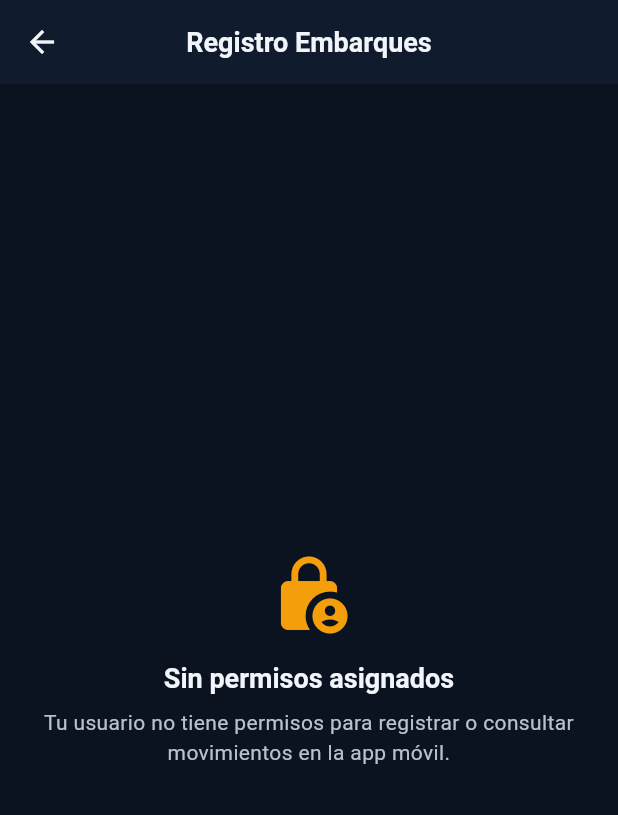
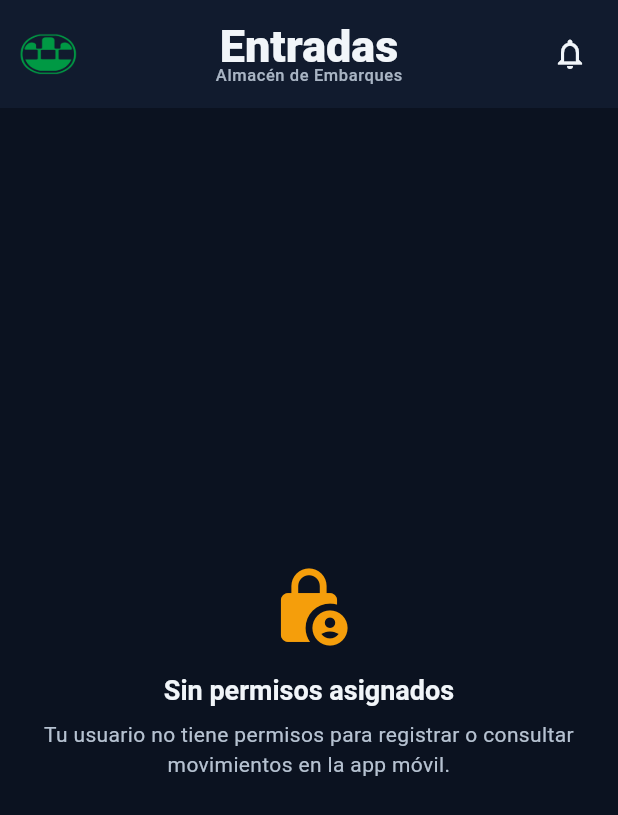
Before and after one commit to ChaiGmzR/RegistroEntradasEmbarques, a Flutter app: the _NoPermissionsTab screen opened directly, on a phone screen of 412 x 824 dp. Shown: the top 815 px of the screen. Run offline on Flutter 3.47's test engine with Material 3 defaults, Android fonts, the light colour scheme and no system bars; our stand-ins replace open_filex, permission_handler, shared_preferences; accounts and stored records are empty; network calls fail.

Commit message:
Release v1.2.4 - QR parser multilinea y header actualizado

```diff
--- a/lib/core/config/update_config.dart
+++ b/lib/core/config/update_config.dart
@@ -7,7 +7,7 @@ class UpdateConfig {
   static const String repoName = 'RegistroEntradasEmbarques';
 
   /// Version actual de la aplicacion (debe coincidir con pubspec.yaml)
-  static const String currentVersion = '1.2.3';
+  static const String currentVersion = '1.2.4';
 
   /// URL de la API de GitHub para obtener el ultimo release
   static String get latestReleaseUrl =>
--- a/lib/core/constants/app_constants.dart
+++ b/lib/core/constants/app_constants.dart
@@ -1,7 +1,7 @@
 /// Constantes de la aplicacion.
 abstract class AppConstants {
   static const String appName = 'Registro Embarques';
-  static const String appVersion = '1.2.3'; // Debe coincidir con UpdateConfig.currentVersion
+  static const String appVersion = '1.2.4'; // Debe coincidir con UpdateConfig.currentVersion
   static const String appDescription =
       'Registro de entradas de productos al almacen de embarques';
 
--- a/lib/core/utils/shipping_qr_parser.dart
+++ b/lib/core/utils/shipping_qr_parser.dart
@@ -36,6 +36,11 @@ abstract final class ShippingQrParser {
 
   static final RegExp _directPartNumberFormat = RegExp(
     r'\b(EBR[A-Z0-9]+)\b',
+    caseSensitive: false,
+  );
+
+  static final RegExp _fullDirectPartNumberFormat = RegExp(
+    r'^(?=.*\d)[A-Z]{2,}[A-Z0-9-]{4,}$',
     caseSensitive: false,
   );
 
@@ -88,6 +93,15 @@ abstract final class ShippingQrParser {
       );
     }
 
+    final fullDirectPartNumberMatch =
+        _fullDirectPartNumberFormat.firstMatch(normalizedValue);
+    if (fullDirectPartNumberMatch != null) {
+      return ShippingQrData(
+        rawValue: normalizedValue,
+        partNumber: fullDirectPartNumberMatch.group(0)!.toUpperCase(),
+      );
+    }
+
     return null;
   }
 
--- a/lib/features/home/home_screen.dart
+++ b/lib/features/home/home_screen.dart
@@ -299,27 +299,10 @@ class _DashboardTabState extends State<_DashboardTab> {
 
     return Scaffold(
       appBar: AppBar(
-        title: Row(
-          mainAxisSize: MainAxisSize.min,
-          children: [
-            Icon(
-              Icons.warehouse_rounded,
-              size: 22,
-              color: isDark ? AppColors.darkPrimary : AppColors.lightPrimary,
-            ),
-            const SizedBox(width: 8),
-            const Text('Registro Embarques'),
-          ],
-        ),
-        actions: [
-          // Indicador de conexión compacto
-          const ConnectionIndicator(compact: true),
-          const SizedBox(width: 8),
-          IconButton(
-            icon: const Icon(Icons.notifications_outlined),
-            onPressed: () {},
-          ),
-        ],
+        toolbarHeight: 72,
+        automaticallyImplyLeading: false,
+        titleSpacing: 0,
+        title: const _EntriesHeaderBar(),
       ),
       body: RefreshIndicator(
         onRefresh: _onRefresh,
@@ -410,7 +393,10 @@ class _NoPermissionsTab extends StatelessWidget {
 
     return Scaffold(
       appBar: AppBar(
-        title: const Text('Registro Embarques'),
+        toolbarHeight: 72,
+        automaticallyImplyLeading: false,
+        titleSpacing: 0,
+        title: const _EntriesHeaderBar(),
       ),
       body: Center(
         child: Padding(
@@ -439,6 +425,103 @@ class _NoPermissionsTab extends StatelessWidget {
           ),
         ),
       ),
+    );
+  }
+}
+
+class _EntriesHeaderBar extends StatelessWidget {
+  const _EntriesHeaderBar();
+
+  @override
+  Widget build(BuildContext context) {
+    return SizedBox(
+      height: 72,
+      child: Padding(
+        padding: const EdgeInsets.symmetric(horizontal: 12),
+        child: Stack(
+          children: [
+            const Align(
+              alignment: Alignment.centerLeft,
+              child: _EntriesHeaderLogo(),
+            ),
+            const Positioned.fill(
+              child: Center(
+                child: Padding(
+                  padding: EdgeInsets.symmetric(horizontal: 72),
+                  child: _EntriesHeaderBrand(),
+                ),
+              ),
+            ),
+            Align(
+              alignment: Alignment.centerRight,
+              child: Row(
+                mainAxisSize: MainAxisSize.min,
+                children: [
+                  const ConnectionIndicator(compact: true),
+                  IconButton(
+                    visualDensity: VisualDensity.compact,
+                    onPressed: () {},
+                    icon: const Icon(Icons.notifications_outlined),
+                  ),
+                ],
+              ),
+            ),
+          ],
+        ),
+      ),
+    );
+  }
+}
+
+class _EntriesHeaderLogo extends StatelessWidget {
+  const _EntriesHeaderLogo();
+
+  @override
+  Widget build(BuildContext context) {
+    return Image.asset(
+      'LOGO.png',
+      height: 28,
+      fit: BoxFit.contain,
+    );
+  }
+}
+
+class _EntriesHeaderBrand extends StatelessWidget {
+  const _EntriesHeaderBrand();
+
+  @override
+  Widget build(BuildContext context) {
+    final theme = Theme.of(context);
+
+    return Column(
+      mainAxisSize: MainAxisSize.min,
+      crossAxisAlignment: CrossAxisAlignment.center,
+      children: [
+        Text(
+          'Entradas',
+          maxLines: 1,
+          overflow: TextOverflow.visible,
+          style: theme.textTheme.headlineMedium?.copyWith(
+            fontSize: 30,
+            fontWeight: FontWeight.w800,
+            height: 0.9,
+            letterSpacing: 0,
+          ),
+        ),
+        const SizedBox(height: 1),
+        Text(
+          'Almacén de Embarques',
+          maxLines: 1,
+          overflow: TextOverflow.visible,
+          style: theme.textTheme.bodySmall?.copyWith(
+            fontSize: 11,
+            fontWeight: FontWeight.w500,
+            color: AppColors.darkTextSecondary.withValues(alpha: 0.92),
+            height: 0.95,
+          ),
+          textAlign: TextAlign.center,
+        ),
+      ],
     );
   }
 }
--- a/pubspec.yaml
+++ b/pubspec.yaml
@@ -16,7 +16,7 @@ publish_to: 'none' # Remove this line if you wish to publish to pub.dev
 # https://developer.apple.com/library/archive/documentation/General/Reference/InfoPlistKeyReference/Articles/CoreFoundationKeys.html
 # In Windows, build-name is used as the major, minor, and patch parts
 # of the product and file versions while build-number is used as the build suffix.
-version: 1.2.3+9
+version: 1.2.4+10
 
 environment:
   sdk: ^3.5.0
@@ -63,6 +63,8 @@ flutter:
   # included with your application, so that you can use the icons in
   # the material Icons class.
   uses-material-design: true
+  assets:
+    - LOGO.png
 
   # To add assets to your application, add an assets section, like this:
   # assets:
```
Also changed, not shown: LOGO.png (added), 1 other file.
